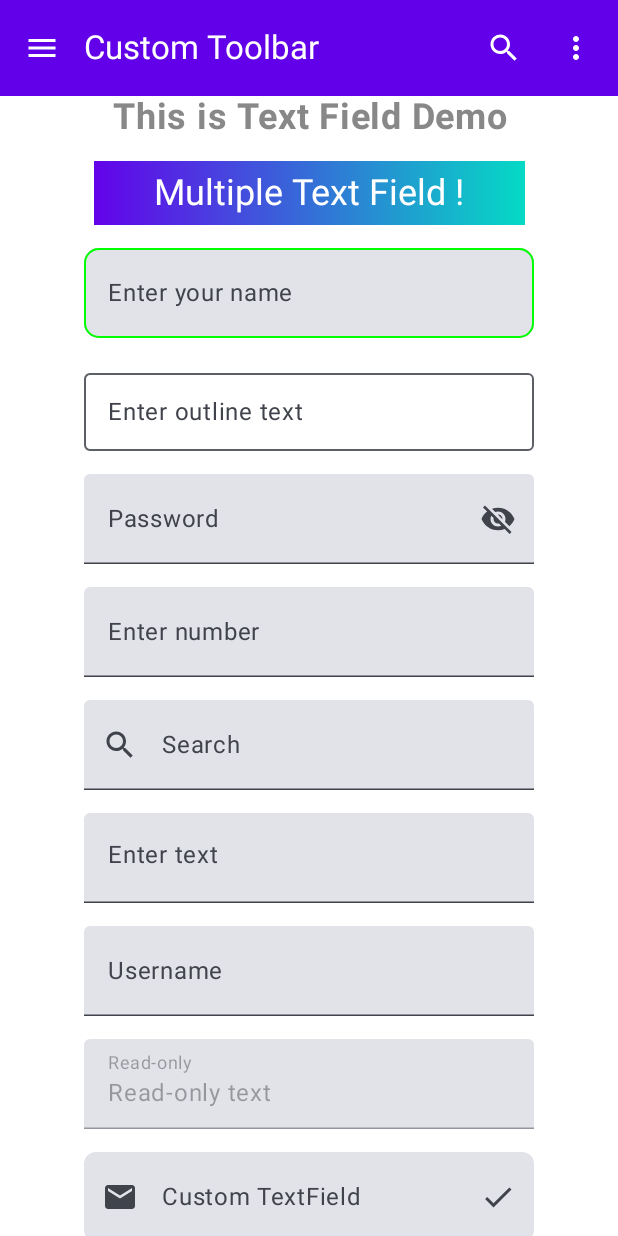
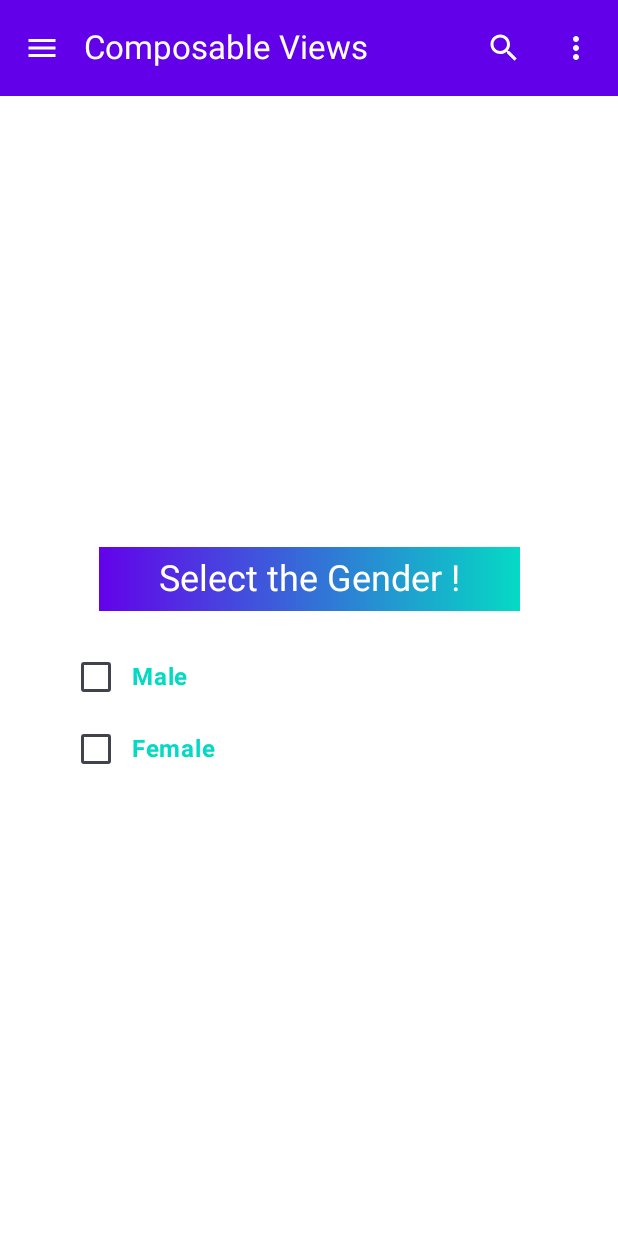
Before and after one commit to gauravdubey/ComposableViewDemo, an Android app built with Jetpack Compose: the screen it shows after launch (MainActivity), on a phone screen of 412 x 824 dp. Run offline under Robolectric (Android 15) with nearby library versions, the phone set to English and light mode, and no system bars.

Commit message:
Commiting ImageView composable and Checkbox view composable

```diff
--- a/app/src/main/java/com/gaurav/composableviewdemo/MainActivity.kt
+++ b/app/src/main/java/com/gaurav/composableviewdemo/MainActivity.kt
@@ -7,29 +7,12 @@ import androidx.activity.enableEdgeToEdge
 import androidx.compose.foundation.layout.Column
 import androidx.compose.foundation.layout.fillMaxSize
 import androidx.compose.foundation.layout.padding
-import androidx.compose.material.icons.Icons
-import androidx.compose.material.icons.filled.ArrowBack
-import androidx.compose.material.icons.filled.Menu
-import androidx.compose.material.icons.filled.MoreVert
-import androidx.compose.material.icons.filled.Search
-import androidx.compose.material3.ExperimentalMaterial3Api
-import androidx.compose.material3.Icon
-import androidx.compose.material3.IconButton
-import androidx.compose.material3.MaterialTheme
 import androidx.compose.material3.Scaffold
-import androidx.compose.material3.Text
-import androidx.compose.material3.TopAppBar
-import androidx.compose.material3.TopAppBarDefaults
 import androidx.compose.runtime.Composable
 import androidx.compose.ui.Modifier
-import androidx.compose.ui.graphics.Color
 import androidx.compose.ui.tooling.preview.Preview
-import androidx.compose.ui.unit.dp
-import com.gaurav.composableviewdemo.composableview.AllTextFieldViews
-import com.gaurav.composableviewdemo.composableview.RowViewsWithAlignment
-import com.gaurav.composableviewdemo.composableview.BasicTextFieldView
+import com.gaurav.composableviewdemo.composableview.CheckboxViews
 import com.gaurav.composableviewdemo.composableview.CustomToolBar
-import com.gaurav.composableviewdemo.composableview.SimpleToolbar
 import com.gaurav.composableviewdemo.ui.theme.ComposableViewDemoTheme
 
 class MainActivity : ComponentActivity() {
@@ -61,7 +44,9 @@ fun MainScreen() {
                     .fillMaxSize()
                     .padding(padding)
             ) {
-                AllTextFieldViews()
+//                AllTextFieldViews()
+//                ImageViewExample()
+                CheckboxViews()
             }
         }
     )
--- /dev/null
+++ b/app/src/main/java/com/gaurav/composableviewdemo/composableview/CheckboxViews.kt
@@ -0,0 +1,123 @@
+package com.gaurav.composableviewdemo.composableview
+
+import androidx.compose.foundation.background
+import androidx.compose.foundation.layout.Arrangement
+import androidx.compose.foundation.layout.Column
+import androidx.compose.foundation.layout.Row
+import androidx.compose.foundation.layout.Spacer
+import androidx.compose.foundation.layout.fillMaxSize
+import androidx.compose.foundation.layout.fillMaxWidth
+import androidx.compose.foundation.layout.padding
+import androidx.compose.foundation.layout.size
+import androidx.compose.material3.Checkbox
+import androidx.compose.material3.CheckboxDefaults
+import androidx.compose.material3.MaterialTheme
+import androidx.compose.material3.Text
+import androidx.compose.runtime.Composable
+import androidx.compose.runtime.getValue
+import androidx.compose.runtime.mutableStateOf
+import androidx.compose.runtime.remember
+import androidx.compose.runtime.setValue
+import androidx.compose.ui.Alignment
+import androidx.compose.ui.Modifier
+import androidx.compose.ui.graphics.Brush
+import androidx.compose.ui.graphics.Color
+import androidx.compose.ui.graphics.graphicsLayer
+import androidx.compose.ui.text.font.FontWeight
+import androidx.compose.ui.tooling.preview.Preview
+import androidx.compose.ui.unit.dp
+import androidx.compose.ui.unit.sp
+
+@Preview
+@Composable
+fun CheckboxViews() {
+    var myMaleCheckedValue by remember {
+        mutableStateOf(false)
+    }
+    var myFemaleCheckedValue by remember {
+        mutableStateOf(false)
+    }
+    var selectedText by remember {
+        mutableStateOf("Select the Gender !")
+    }
+    Column(
+        modifier = Modifier
+            .fillMaxSize()
+            .background(Color.White),
+        horizontalAlignment = Alignment.CenterHorizontally,
+        verticalArrangement = Arrangement.Center
+    ) {
+        Text(
+            text = selectedText,
+            modifier = Modifier
+                .graphicsLayer(alpha = 0.99f) // Enables advanced drawing
+                .background(
+                    Brush.horizontalGradient(
+                        colors = listOf(Color(0xFF6200EA), Color(0xFF03DAC5))
+                    )
+                )
+                .padding(start = 40.dp, end = 40.dp, top = 5.dp, bottom = 5.dp),
+            style = MaterialTheme.typography.headlineSmall,
+            color = Color.White // Text color set to transparent to enable gradient
+        )
+        Spacer(modifier = Modifier.size(20.dp))
+        Row(
+            modifier = Modifier
+                .fillMaxWidth()
+                .padding(start = 40.dp, end = 40.dp),
+            verticalAlignment = Alignment.CenterVertically,
+            horizontalArrangement = Arrangement.Start
+        ) {
+            Checkbox(
+                checked = myMaleCheckedValue,
+                onCheckedChange =
+                {
+                    myMaleCheckedValue = it
+                    if (myMaleCheckedValue) {
+                        selectedText = "Selected Gender is : Male"
+                        myFemaleCheckedValue = false
+                    } else {
+                        selectedText = "Select the Gender !"
+                    }
+                },
+                colors = CheckboxDefaults.colors(Color(0xFF03DAC5))
+            )
+            Text(
+                text = "Male",
+                fontSize = 16.sp,
+                fontWeight = FontWeight.Bold,
+                color = Color(0xFF03DAC5)
+            )
+        }
+
+        Row(
+            modifier = Modifier
+                .fillMaxWidth()
+                .padding(start = 40.dp, end = 40.dp),
+            verticalAlignment = Alignment.CenterVertically,
+            horizontalArrangement = Arrangement.Start
+        ) {
+            Checkbox(
+                checked = myFemaleCheckedValue,
+                onCheckedChange =
+                {
+                    myFemaleCheckedValue = it
+                    if (myFemaleCheckedValue) {
+                        selectedText = "Selected Gender is : Female"
+                        myMaleCheckedValue = false
+                    } else {
+                        selectedText = "Select the Gender !"
+                    }
+                },
+                colors = CheckboxDefaults.colors(Color(0xFF03DAC5))
+            )
+            Text(
+                text = "Female",
+                fontSize = 16.sp,
+                fontWeight = FontWeight.Bold,
+                color = Color(0xFF03DAC5)
+            )
+        }
+    }
+
+}
--- a/app/src/main/java/com/gaurav/composableviewdemo/composableview/ToolbarView.kt
+++ b/app/src/main/java/com/gaurav/composableviewdemo/composableview/ToolbarView.kt
@@ -42,7 +42,7 @@ fun SimpleToolbar() {
 @Composable
 fun CustomToolBar() {
     TopAppBar(
-        title = { Text(text = "Custom Toolbar", color = Color.White) },
+        title = { Text(text = "Composable Views", color = Color.White) },
         navigationIcon = {
             IconButton(onClick = { /* Handle navigation */ }) {
                 Icon(Icons.Default.Menu, contentDescription = "Menu", tint = Color.White)
```
Also changed, not shown: app/src/main/java/com/gaurav/composableviewdemo/composableview/ImageVIewComposable.kt (added, +84 -0 lines), app/src/main/java/com/gaurav/composableviewdemo/composableview/ButtonViews.kt (renamed from app/src/main/java/com/gaurav/composableviewdemo/composableview/ButtonVIews.kt), 3 other files.
